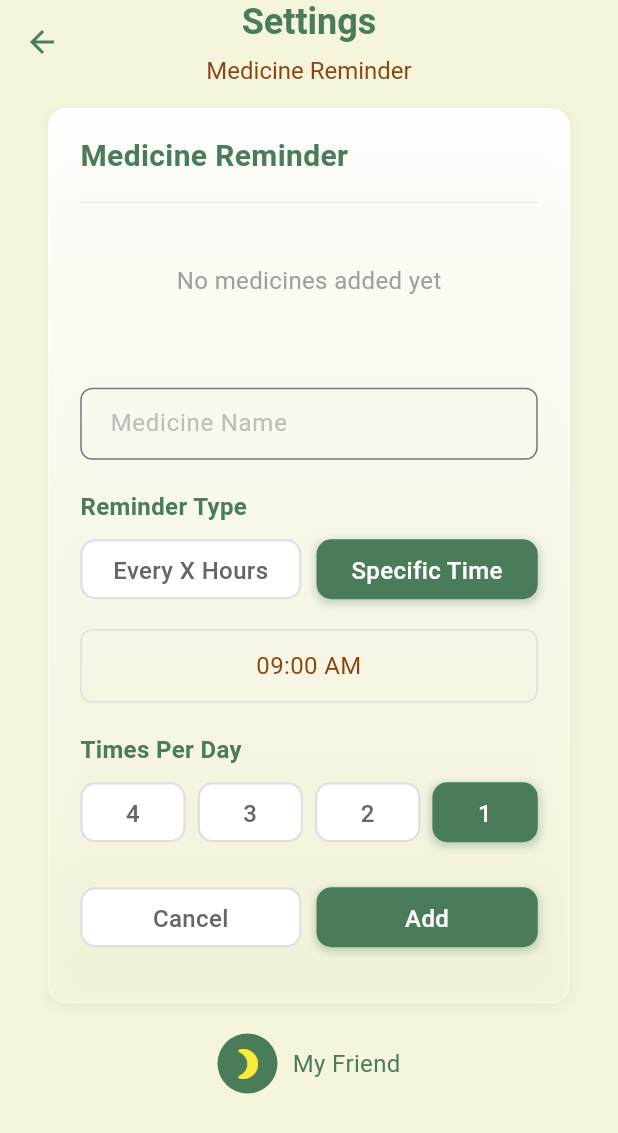
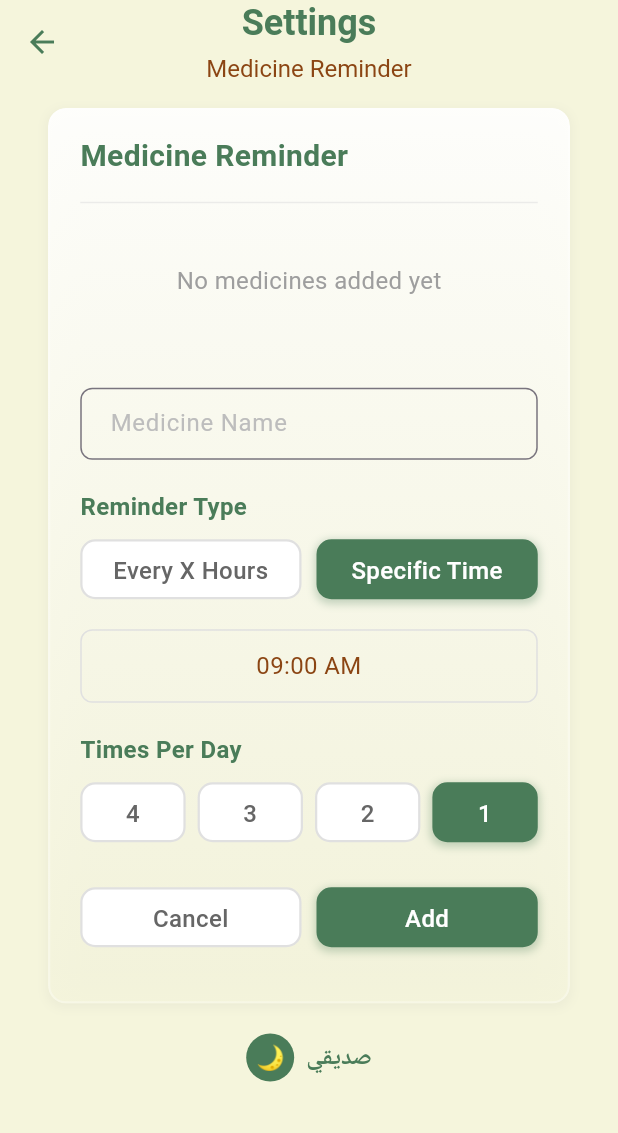
Before and after one commit to SeemaNassar/myfriend_mobile, a Flutter app: the MedicationListScreen screen opened by its route, after a tap on "Add Medicine", on a phone screen of 412 x 824 dp. Shown: the top 1133 px of the screen. Run offline on Flutter 3.47's test engine with Material 3 defaults, Android fonts, the phone set to English and light mode, and no system bars; our stand-ins replace hijri, shared_preferences; missing offline and left inert: dashed_rect; accounts and stored records are empty.

Commit message:
some edits for medication page

```diff
--- a/lib/screens/medicine_page.dart
+++ b/lib/screens/medicine_page.dart
@@ -4,6 +4,7 @@ import 'package:myfriend_mobile/services/medicine_service.dart';
 import 'package:myfriend_mobile/widgets/midication_card.dart';
 import '../models/medication.dart';
 import '../services/language_service.dart';
+import '../services/prayer_settings_service.dart';
 
 class MedicationListScreen extends StatefulWidget {
   const MedicationListScreen({Key? key}) : super(key: key);
@@ -16,21 +17,28 @@ class _MedicationListScreenState extends State<MedicationListScreen> {
   List<Medication> medications = [];
   final MedicationService _medicationService = MedicationService();
   final LanguageService _languageService = LanguageService();
+  final PrayerSettingsService _prayerSettingsService = PrayerSettingsService();
 
   @override
   void initState() {
     super.initState();
     _languageService.addListener(_onLanguageChanged);
+    _prayerSettingsService.addListener(_onSettingsChanged);
     _loadMedications();
   }
 
   @override
   void dispose() {
     _languageService.removeListener(_onLanguageChanged);
+    _prayerSettingsService.removeListener(_onSettingsChanged);
     super.dispose();
   }
 
   void _onLanguageChanged() {
+    setState(() {});
+  }
+
+  void _onSettingsChanged() {
     setState(() {});
   }
 
@@ -52,9 +60,23 @@ class _MedicationListScreenState extends State<MedicationListScreen> {
     setState(() {}); // Trigger rebuild
   }
 
+  double _getFontSize() {
+    switch (_prayerSettingsService.selectedFontSize) {
+      case 'Small':
+        return 14;
+      case 'Medium':
+        return 16;
+      case 'Large':
+        return 18;
+      default:
+        return 16;
+    }
+  }
+
   @override
   Widget build(BuildContext context) {
     final isRTL = _languageService.isRTL;
+    print('isRTL value: $isRTL');
 
     return Directionality(
       textDirection: _languageService.textDirection,
@@ -72,22 +94,24 @@ class _MedicationListScreenState extends State<MedicationListScreen> {
           ),
           title: Column(
             children: [
+              SizedBox(height: 5),
               Text(
                 'settings'.tr,
                 style: TextStyle(
                   color: Color(0xFF4A7C59),
-                  fontSize: 24,
+                  fontSize: _getFontSize() + 8,
                   fontWeight: FontWeight.bold,
                 ),
               ),
-              SizedBox(height: 7),
+              SizedBox(height: 5),
               Text(
                 'medicine_reminder'.tr,
                 style: TextStyle(
                   color: Color(0xFF8B4513),
-                  fontSize: 16,
+                  fontSize: _getFontSize(),
                 ),
               ),
+              SizedBox(height: 5),
             ],
           ),
           centerTitle: true,
@@ -110,54 +134,32 @@ class _MedicationListScreenState extends State<MedicationListScreen> {
                       Row(
                         mainAxisAlignment: MainAxisAlignment.center,
                         children: [
-                          // Order based on language direction
-                          if (isRTL) ...[
-                            Text(
-                              'my_friend'.tr,
-                              style: TextStyle(
-                                fontSize: 16,
-                                color: Color(0xFF4A7C59),
-                              ),
-                            ),
-                            SizedBox(width: 10),
                           Container(
-                              width: 40,
-                              height: 40,
-                              decoration: BoxDecoration(
+                            width: 32,
+                            height: 32,
+                            decoration: const BoxDecoration(
                               color: Color(0xFF4A7C59),
                               shape: BoxShape.circle,
                             ),
-                              child: Transform.scale(
-                                scaleX: 1, // Keep moon facing right for Arabic
-                                child: Icon(Icons.nightlight_round,
-                                    color: Colors.yellow, size: 24),
+                            child: const Center(
+                              child: Text(
+                                '🌙',
+                                style: TextStyle(fontSize: 16),
                               ),
                             ),
-                          ] else ...[
-                            Container(
-                              width: 40,
-                              height: 40,
-                              decoration: BoxDecoration(
-                                color: Color(0xFF4A7C59),
-                                shape: BoxShape.circle,
                           ),
-                              child: Transform.scale(
-                                scaleX:
-                                    -1, // Flip moon for English (facing left)
-                                child: Icon(Icons.nightlight_round,
-                                    color: Colors.yellow, size: 24),
+                          const SizedBox(width: 8),
+                          Text(
+                            'صديقي',
+                            style: TextStyle(
+                              fontSize: _getFontSize(),
+                              fontWeight: FontWeight.w600,
+                              color: const Color(0xFF4A7C59),
                             ),
                           ),
-                            SizedBox(width: 10),
-                            Text(
-                              'my_friend'.tr,
-                              style: TextStyle(
-                                fontSize: 16,
-                                color: Color(0xFF4A7C59),
-                              ),
-                            ),
+
                         ],
-                        ],
+
                       ),
                     ],
                   ),
--- a/lib/widgets/midication_card.dart
+++ b/lib/widgets/midication_card.dart
@@ -3,6 +3,7 @@ import 'package:flutter/material.dart';
 import 'package:myfriend_mobile/widgets/custom_timw_picker.dart';
 import '../models/medication.dart';
 import '../services/language_service.dart';
+import '../services/prayer_settings_service.dart';
 import '../widgets/custom_switch.dart';
 import '../widgets/selection_button.dart';
 import '../widgets/page_box.dart';
@@ -27,6 +28,7 @@ class MedicationCard extends StatefulWidget {
 class _MedicationCardState extends State<MedicationCard>
     with SingleTickerProviderStateMixin {
   final LanguageService _languageService = LanguageService();
+  final PrayerSettingsService _prayerSettingsService = PrayerSettingsService();
   bool _isExpanded = false;
   late AnimationController _animationController;
   late Animation<double> _expandAnimation;
@@ -49,6 +51,7 @@ class _MedicationCardState extends State<MedicationCard>
       curve: Curves.easeInOut,
     );
     _languageService.addListener(_onLanguageChanged);
+    _prayerSettingsService.addListener(_onSettingsChanged);
   }
 
   @override
@@ -56,11 +59,29 @@ class _MedicationCardState extends State<MedicationCard>
     _animationController.dispose();
     medicineNameController.dispose();
     _languageService.removeListener(_onLanguageChanged);
+    _prayerSettingsService.removeListener(_onSettingsChanged);
     super.dispose();
   }
 
   void _onLanguageChanged() {
     setState(() {});
+  }
+
+  void _onSettingsChanged() {
+    setState(() {});
+  }
+
+  double _getFontSize() {
+    switch (_prayerSettingsService.selectedFontSize) {
+      case 'Small':
+        return 14;
+      case 'Medium':
+        return 16;
+      case 'Large':
+        return 18;
+      default:
+        return 16;
+    }
   }
 
   void _toggleExpansion() {
@@ -168,8 +189,8 @@ class _MedicationCardState extends State<MedicationCard>
                 children: [
                   Text(
                     medication.name,
-                    style: const TextStyle(
-                      fontSize: 16,
+                    style: TextStyle(
+                      fontSize: _getFontSize(),
                       fontWeight: FontWeight.w500,
                       color: Color(0xFF8B4513),
                     ),
@@ -178,7 +199,7 @@ class _MedicationCardState extends State<MedicationCard>
                   Text(
                     medication.time,
                     style: TextStyle(
-                      fontSize: 14,
+                      fontSize: _getFontSize() - 2,
                       color: Colors.grey[600],
                     ),
                   ),
@@ -201,8 +222,8 @@ class _MedicationCardState extends State<MedicationCard>
                 children: [
                   Text(
                     medication.name,
-                    style: const TextStyle(
-                      fontSize: 16,
+                    style: TextStyle(
+                      fontSize: _getFontSize(),
                       fontWeight: FontWeight.w500,
                       color: Color(0xFF8B4513),
                     ),
@@ -211,7 +232,7 @@ class _MedicationCardState extends State<MedicationCard>
                   Text(
                     medication.time,
                     style: TextStyle(
-                      fontSize: 14,
+                      fontSize: _getFontSize() - 2,
                       color: Colors.grey[600],
                     ),
                   ),
@@ -239,9 +260,13 @@ class _MedicationCardState extends State<MedicationCard>
             child: TextField(
               controller: medicineNameController,
               textAlign: isRTL ? TextAlign.right : TextAlign.left,
+              style: TextStyle(fontSize: _getFontSize()),
               decoration: InputDecoration(
                 hintText: 'medicine_name'.tr,
-                hintStyle: TextStyle(color: Colors.grey[400]),
+                hintStyle: TextStyle(
+                  color: Colors.grey[400],
+                  fontSize: _getFontSize(),
+                ),
                 border: OutlineInputBorder(
                   borderRadius: BorderRadius.circular(8),
                   borderSide: BorderSide(color: Colors.grey[300]!),
@@ -260,8 +285,8 @@ class _MedicationCardState extends State<MedicationCard>
           // Reminder type section
           Text(
             'reminder_type'.tr,
-            style: const TextStyle(
-              fontSize: 16,
+            style: TextStyle(
+              fontSize: _getFontSize(),
               fontWeight: FontWeight.w600,
               color: Color(0xFF4A7C59),
             ),
@@ -312,8 +337,8 @@ class _MedicationCardState extends State<MedicationCard>
                 child: Text(
                   _formatTimeOfDay(selectedTime),
                   textAlign: TextAlign.center,
-                  style: const TextStyle(
-                    fontSize: 16,
+                  style: TextStyle(
+                    fontSize: _getFontSize(),
                     color: Color(0xFF8B4513),
                   ),
                 ),
@@ -324,8 +349,8 @@ class _MedicationCardState extends State<MedicationCard>
             // Times per day section
             Text(
               'times_per_day'.tr,
-              style: const TextStyle(
-                fontSize: 16,
+              style: TextStyle(
+                fontSize: _getFontSize(),
                 fontWeight: FontWeight.w600,
                 color: Color(0xFF4A7C59),
               ),
@@ -386,8 +411,8 @@ class _MedicationCardState extends State<MedicationCard>
             // Hours selection for "every X hours"
             Text(
               'every_how_many_hours'.tr,
-              style: const TextStyle(
-                fontSize: 16,
+              style: TextStyle(
+                fontSize: _getFontSize(),
                 fontWeight: FontWeight.w600,
                 color: Color(0xFF4A7C59),
               ),
@@ -491,19 +516,20 @@ class _MedicationCardState extends State<MedicationCard>
             child: Row(
               mainAxisAlignment: MainAxisAlignment.center,
               children: [
-                Text(
-                  'add_medicine'.tr,
-                  style: const TextStyle(
-                    fontSize: 16,
-                    color: Color(0xFF4A7C59),
-                  ),
-                ),
-                const SizedBox(width: 10),
                 const Icon(
                   Icons.add,
                   color: Color(0xFF4A7C59),
                   size: 20,
                 ),
+                const SizedBox(width: 10),
+                Text(
+                  'add_medicine'.tr,
+                  style: TextStyle(
+                    fontSize: _getFontSize(),
+                    color: Color(0xFF4A7C59),
+                  ),
+                ),
+
               ],
             ),
           ),
@@ -531,7 +557,7 @@ class _MedicationCardState extends State<MedicationCard>
               child: Text(
                 'no_medicines_added'.tr,
                 style: TextStyle(
-                  fontSize: 16,
+                  fontSize: _getFontSize(),
                   color: Colors.grey[500],
                 ),
               ),
```
Lines whose indentation alone changed are shown as unchanged.
